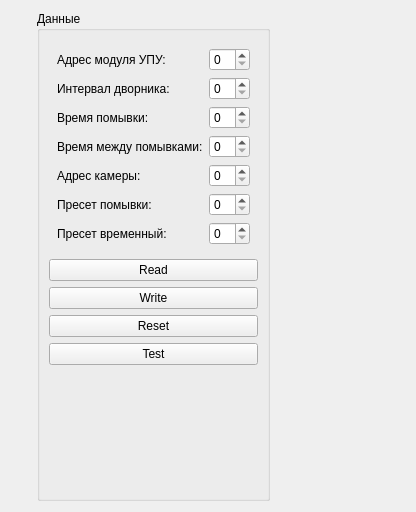
Above: Qt/RS485/RS485/src/mainbox/ui/mainbox.ui from RinatB2017/mega_GIT before the change. Below: the same form after it.
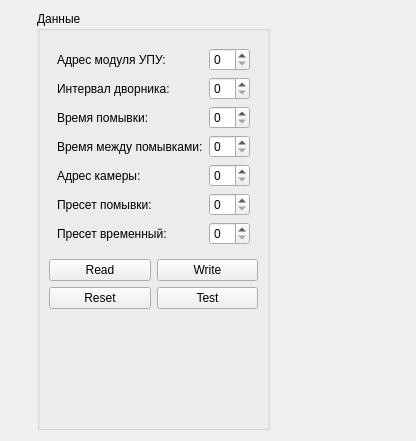
That is the form after the change. Custom widgets are drawn as their Qt base class.

Diff of the .ui file:
```diff
--- a/Qt/RS485/RS485/src/mainbox/ui/mainbox.ui
+++ b/Qt/RS485/RS485/src/mainbox/ui/mainbox.ui
@@ -7,7 +7,7 @@
     <x>0</x>
     <y>0</y>
     <width>416</width>
-    <height>512</height>
+    <height>441</height>
    </rect>
   </property>
   <property name="windowTitle">
@@ -149,33 +149,37 @@
        </layout>
       </item>
       <item>
-       <widget class="QPushButton" name="btn_read">
-        <property name="text">
-         <string>Read</string>
-        </property>
-       </widget>
-      </item>
-      <item>
+       <layout class="QGridLayout" name="gridLayout">
+        <item row="0" column="1">
        <widget class="QPushButton" name="btn_write">
         <property name="text">
          <string>Write</string>
         </property>
        </widget>
       </item>
-      <item>
+        <item row="0" column="0">
+         <widget class="QPushButton" name="btn_read">
+          <property name="text">
+           <string>Read</string>
+          </property>
+         </widget>
+        </item>
+        <item row="1" column="0">
        <widget class="QPushButton" name="btn_reset">
         <property name="text">
          <string>Reset</string>
         </property>
        </widget>
       </item>
-      <item>
+        <item row="1" column="1">
        <widget class="QPushButton" name="btn_test">
         <property name="text">
          <string>Test</string>
         </property>
        </widget>
       </item>
+       </layout>
+      </item>
       <item>
        <spacer name="verticalSpacer_4">
         <property name="orientation">
```
Left out of the diff: 4 changed lines with no effect on the pictures. Lines whose indentation alone changed are shown as unchanged.
